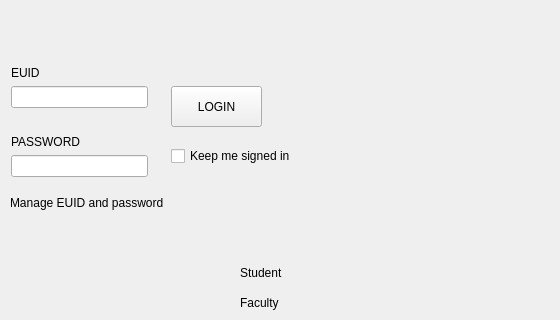
Qt form loginpage.ui (A-Monjaras/Parking-Tracker-UNT) before a commit; both pictures show x 240 to 800 and y 185 to 505 of the 800 by 600 pixel window.
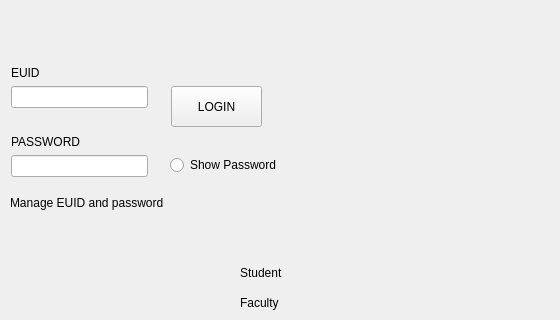
The same form after that commit.

Diff of the .ui file:
```diff
--- a/loginpage.ui
+++ b/loginpage.ui
@@ -33,19 +33,6 @@
      <string>LOGIN</string>
     </property>
    </widget>
-   <widget class="QCheckBox" name="kmsi">
-    <property name="geometry">
-     <rect>
-      <x>411</x>
-      <y>331</y>
-      <width>131</width>
-      <height>20</height>
-     </rect>
-    </property>
-    <property name="text">
-     <string>Keep me signed in</string>
-    </property>
-   </widget>
    <widget class="QWidget" name="greenTop" native="true">
     <property name="geometry">
      <rect>
@@ -123,6 +110,31 @@
       <string>Faculty</string>
      </property>
     </widget>
+    <widget class="QRadioButton" name="showPassword">
+     <property name="enabled">
+      <bool>true</bool>
+     </property>
+     <property name="geometry">
+      <rect>
+       <x>410</x>
+       <y>130</y>
+       <width>141</width>
+       <height>20</height>
+      </rect>
+     </property>
+     <property name="text">
+      <string>Show Password</string>
+     </property>
+     <property name="checkable">
+      <bool>true</bool>
+     </property>
+     <property name="checked">
+      <bool>false</bool>
+     </property>
+     <property name="autoExclusive">
+      <bool>true</bool>
+     </property>
+    </widget>
     <zorder>manageID</zorder>
     <zorder>fachdnum</zorder>
     <zorder>stuhdnum</zorder>
```
Left out of the diff: 4 changed lines with no effect on the pictures.
